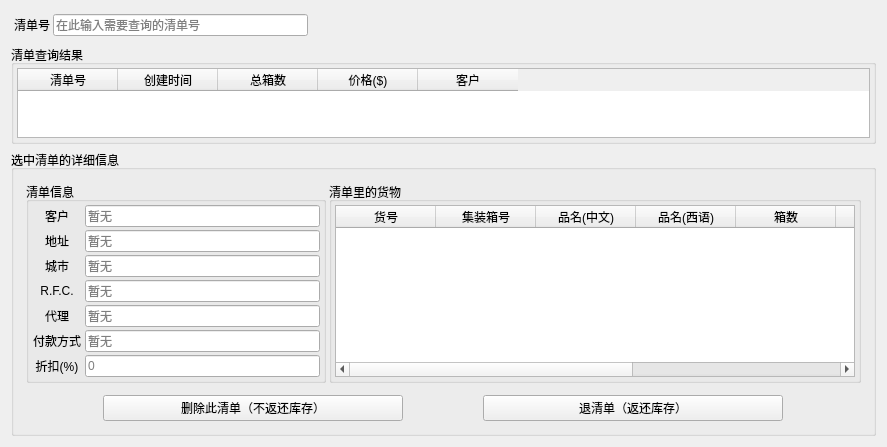
The window that CompanyStroageManagement/Search_List_Win.ui (linxinwNeo/CompanyStroageManagement) describes before a commit, drawn with Qt 5.
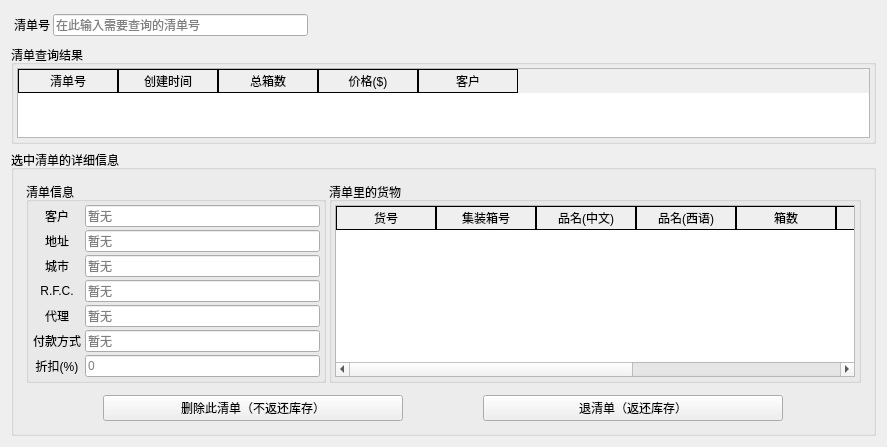
The same window after the commit.

The edit to the form file:
```diff
--- a/CompanyStroageManagement/Search_List_Win.ui
+++ b/CompanyStroageManagement/Search_List_Win.ui
@@ -13,6 +13,12 @@
   <property name="windowTitle">
    <string>Form</string>
   </property>
+  <property name="styleSheet">
+   <string notr="true">QTableWidget::item { border: 1px solid black; }
+QTableWidget::item:selected { background-color: lightblue; }
+QHeaderView::section { border: 1px solid black; }
+QLineEdit[readOnly=&quot;true&quot;] {color: #808080; background-color: #F0F0F0;}</string>
+  </property>
   <property name="locale">
    <locale language="English" country="UnitedStates"/>
   </property>
```
